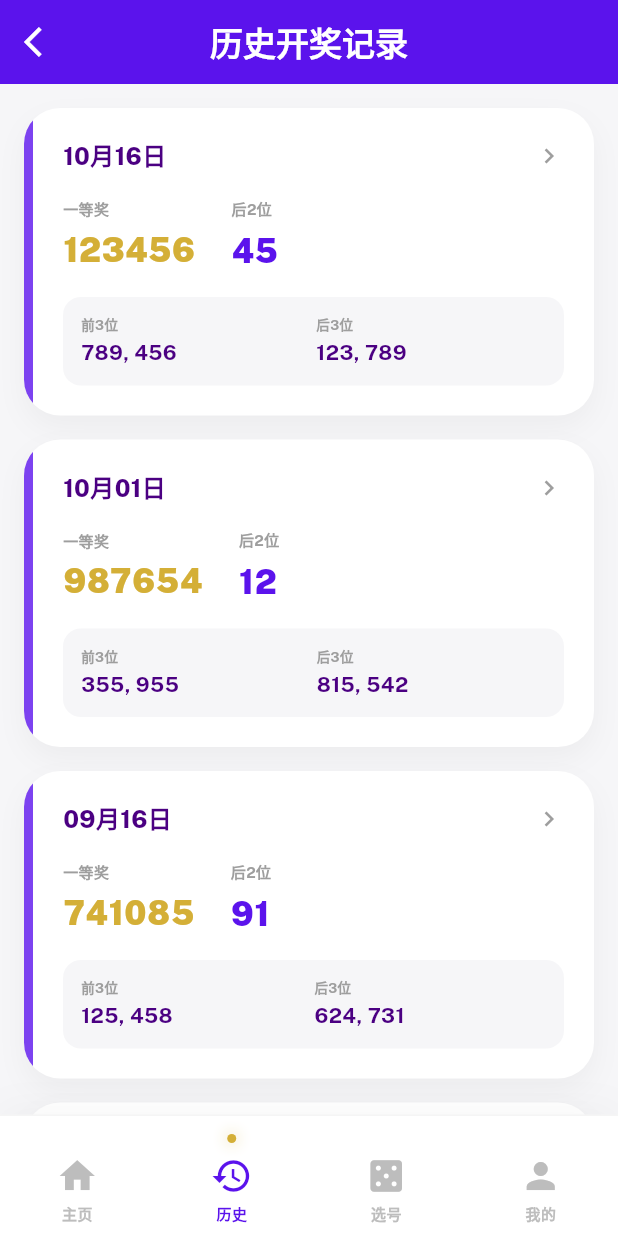
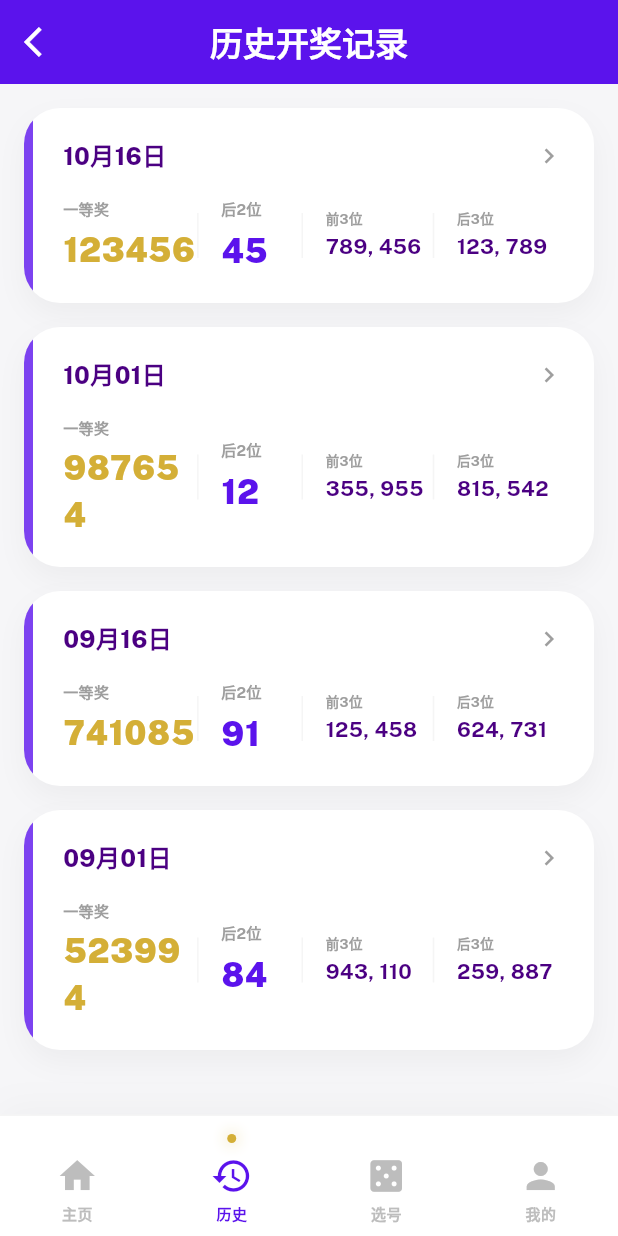
Before and after one commit to FHF404/spider-thai_lottery, a Flutter app: the screen it shows after launch, item 2 of the bottom bar chosen, on a phone screen of 412 x 824 dp. Run offline on Flutter 3.47's test engine with Material 3 defaults, Android fonts, the phone set to English and light mode, and no system bars; our stand-ins replace google_fonts, shared_preferences; network calls fail.

Commit message:
UI: Rebalance history card layout to eliminate white space

```diff
--- a/lib/widgets/result_card.dart
+++ b/lib/widgets/result_card.dart
@@ -189,7 +189,7 @@ class ResultCard extends StatelessWidget {
               ),
               Expanded(
                 child: Padding(
-                  padding: const EdgeInsets.all(20),
+                  padding: const EdgeInsets.symmetric(horizontal: 20, vertical: 20),
                   child: Column(
                     crossAxisAlignment: CrossAxisAlignment.start,
                     children: [
@@ -208,28 +208,33 @@ class ResultCard extends StatelessWidget {
                         ],
                       ),
                       const SizedBox(height: 16),
+                      // 使用横向平铺布局填充空间
                       Row(
+                        crossAxisAlignment: CrossAxisAlignment.center,
                         children: [
-                          _buildHistoryMainItem("一等奖", result.number, kRoyalGold),
-                          const SizedBox(width: 24),
-                          _buildHistoryMainItem("后2位", result.bottom2, kPrimaryColor),
+                          Expanded(
+                            flex: 5,
+                            child: _buildHistoryMainItem("一等奖", result.number, kRoyalGold),
+                          ),
+                          Container(width: 1, height: 30, color: Colors.grey.shade100),
+                          const SizedBox(width: 15),
+                          Expanded(
+                            flex: 3,
+                            child: _buildHistoryMainItem("后2位", result.bottom2, kPrimaryColor),
+                          ),
+                          Container(width: 1, height: 30, color: Colors.grey.shade100),
+                          const SizedBox(width: 15),
+                          Expanded(
+                            flex: 4,
+                            child: _buildHistorySubItem("前3位", result.top3),
+                          ),
+                          Container(width: 1, height: 30, color: Colors.grey.shade100),
+                          const SizedBox(width: 15),
+                          Expanded(
+                            flex: 4,
+                            child: _buildHistorySubItem("后3位", result.bottom3),
+                          ),
                         ],
-                      ),
-                      const SizedBox(height: 16),
-                      Container(
-                        padding: const EdgeInsets.all(12),
-                        decoration: BoxDecoration(
-                          color: kBackground,
-                          borderRadius: BorderRadius.circular(12),
-                        ),
-                        child: Row(
-                          children: [
-                            _buildHistorySubItem("前3位", result.top3),
-                            const Spacer(),
-                            _buildHistorySubItem("后3位", result.bottom3),
-                            const Spacer(),
-                          ],
-                        ),
                       ),
                     ],
                   ),
```
